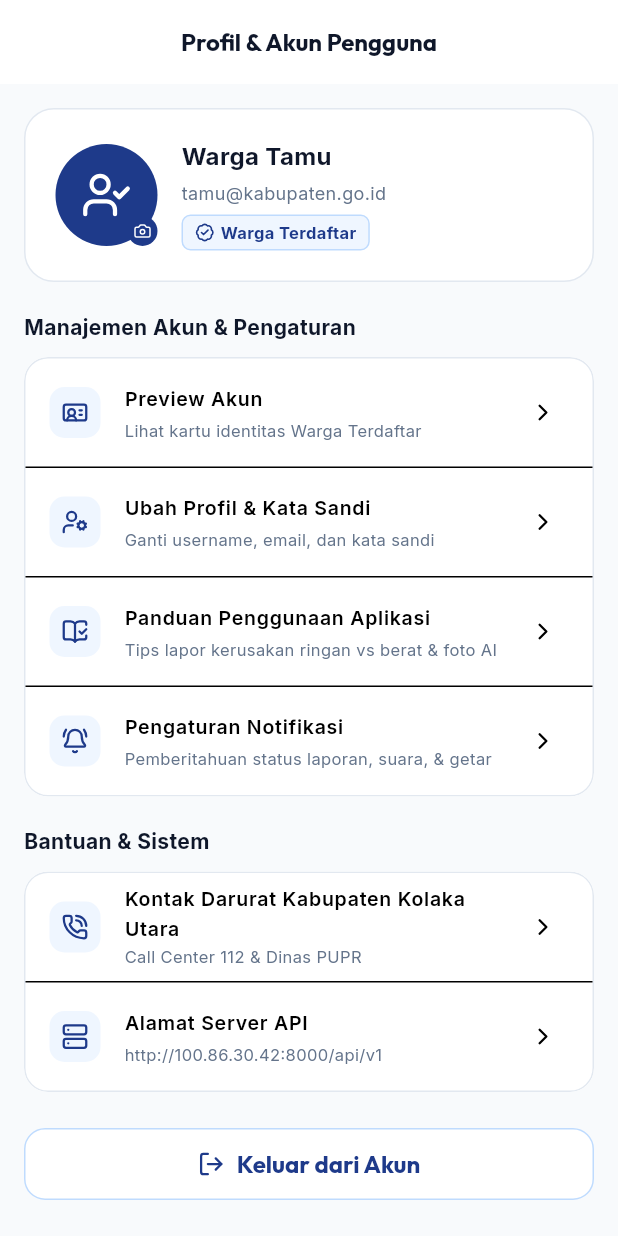
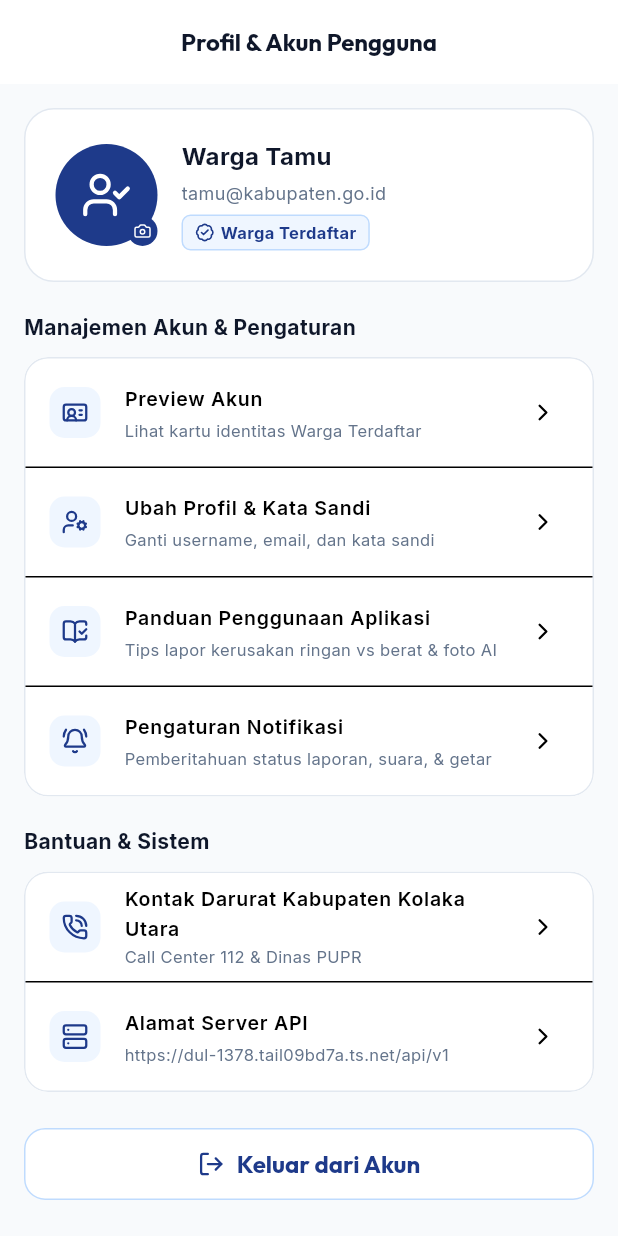
Before and after one commit to Dul13-gokil/SI-APPIK-gabungan, a Flutter app: the ProfileScreen screen opened directly, on a phone screen of 412 x 824 dp. Run offline on Flutter 3.47's test engine with Material 3 defaults, Android fonts, the phone set to English and light mode, and no system bars; our stand-ins replace dio, flutter_map, flutter_secure_storage, geolocator, google_fonts, google_sign_in and 4 more; accounts and stored records are empty; network calls fail.

Commit message:
feat: switch to permanent Tailscale Funnel domain and auto-launch script

```diff
--- a/mobile/lib/core/config/app_config.dart
+++ b/mobile/lib/core/config/app_config.dart
@@ -4,9 +4,9 @@ class AppConfig {
   static const String appName = 'Aduan Jalan';
   static const String appVersion = '1.0.0';
 
-  // Base URL server Laravel (IP Tailscale PC Server Anda)
-  static String defaultBaseUrl = 'http://100.86.30.42:8000';
-  static String activeOrigin = 'http://100.86.30.42:8000';
+  // Base URL server Laravel (Tailscale Funnel Permanen)
+  static String defaultBaseUrl = 'https://dul-1378.tail09bd7a.ts.net';
+  static String activeOrigin = 'https://dul-1378.tail09bd7a.ts.net';
   static String get baseUrl => normalizeUrl(defaultBaseUrl);
 
   static const int connectTimeout = 15000;
```
Also changed, not shown: 3 other files.
